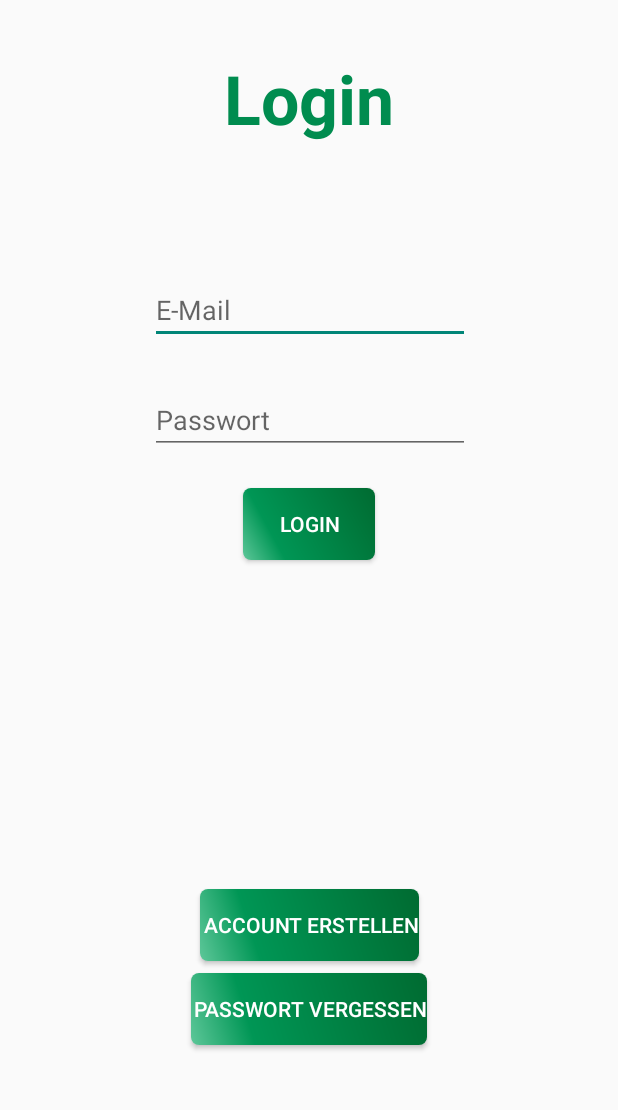
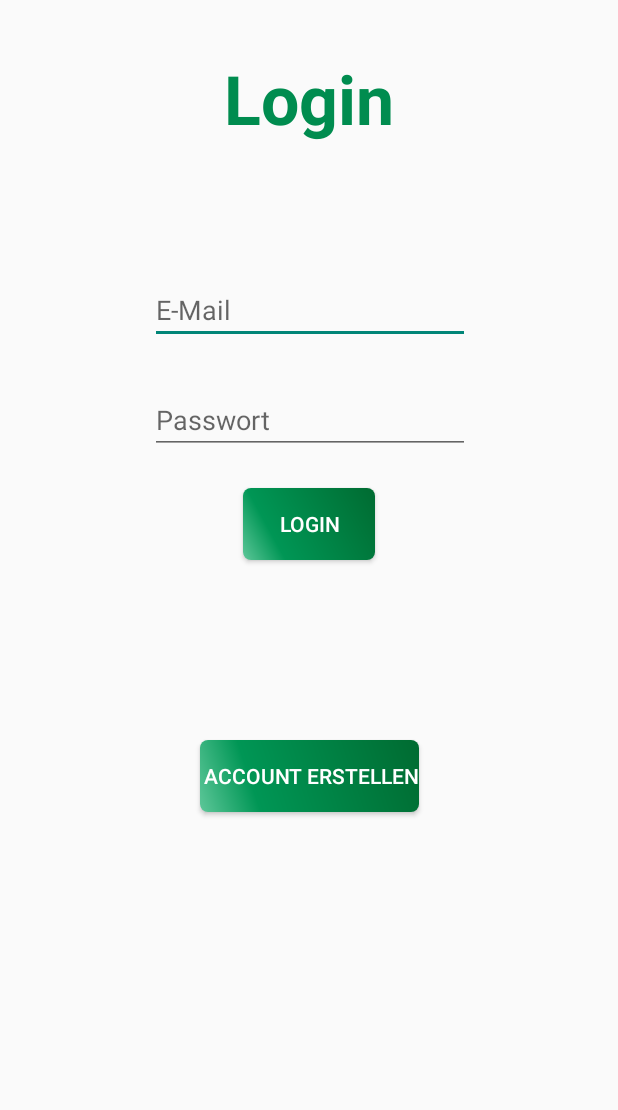
Before and after one commit to franzisgithub/Einkaufsliste-App, an Android app: the screen it shows after launch (MainActivity), on a phone screen of 412 x 824 dp, the part 95-1205 px from its top. Run offline under Robolectric (Android 15) with nearby library versions, the phone set to English and light mode, and no system bars; our stand-ins replace Firebase (no records; nobody signed in at launch, a user with empty details on screens opened directly).

Commit message:
button entfernt

```diff
--- a/app/src/main/java/com/example/werkws18_21/einkaufsliste/MainActivity.java
+++ b/app/src/main/java/com/example/werkws18_21/einkaufsliste/MainActivity.java
@@ -38,7 +38,6 @@ public class MainActivity extends AppCompatActivity {
         EditText name = findViewById(R.id.eT_Email);
         EditText passwort = findViewById(R.id.eT_Passwort);
         Button buttonAcc = findViewById(R.id.button);
-        Button buttonP = findViewById(R.id.button2);
         Button login = findViewById(R.id.button4);
         progressBar = findViewById(R.id.progressbar);
 
--- a/app/src/main/res/layout/activity_main.xml
+++ b/app/src/main/res/layout/activity_main.xml
@@ -63,32 +63,15 @@
         android:layout_width="wrap_content"
         android:layout_height="wrap_content"
         android:layout_marginStart="8dp"
+        android:layout_marginTop="120dp"
         android:layout_marginEnd="8dp"
-        android:layout_marginBottom="8dp"
+        android:background="@drawable/buttonshape"
         android:onClick="createUserButton"
         android:text="Account erstellen"
-        app:layout_constraintBottom_toTopOf="@+id/button2"
+        android:textColor="#FFFFFF"
         app:layout_constraintEnd_toEndOf="parent"
         app:layout_constraintStart_toStartOf="parent"
-        android:background="@drawable/buttonshape"
-        android:textColor="#FFFFFF"/>
-
-    <Button
-        android:id="@+id/button2"
-        android:layout_width="wrap_content"
-        android:layout_height="wrap_content"
-        android:layout_marginStart="8dp"
-        android:layout_marginTop="8dp"
-        android:layout_marginEnd="8dp"
-        android:layout_marginBottom="8dp"
-        android:text="Passwort vergessen"
-        app:layout_constraintBottom_toBottomOf="parent"
-        app:layout_constraintEnd_toEndOf="parent"
-        app:layout_constraintStart_toStartOf="parent"
-        app:layout_constraintTop_toTopOf="parent"
-        app:layout_constraintVertical_bias="0.926"
-        android:background="@drawable/buttonshape"
-        android:textColor="#FFFFFF"/>
+        app:layout_constraintTop_toBottomOf="@+id/button4" />
 
     <Button
         android:id="@+id/button4"
```
